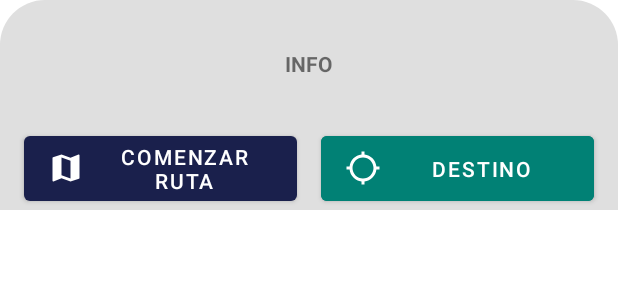
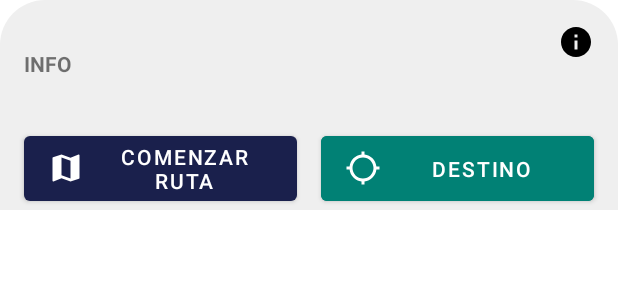
Before and after one commit to chrismagaa/OperadoresFuneraria, an Android app: the layout bottom_sheet_info.xml on its own in the app's theme, with its tools: preview values and no code run, on a phone screen of 412 x 824 dp. Shown: the top 300 px of the screen. Run offline under Robolectric (Android 15) with nearby library versions, the phone set to English and light mode, and no system bars; network calls fail.

Commit message:
show info service

```diff
--- a/app/src/main/java/com/pabs/operadores_funeraria/utils/MessageFactory.kt
+++ b/app/src/main/java/com/pabs/operadores_funeraria/utils/MessageFactory.kt
@@ -36,7 +36,7 @@ object MessageFactory {
                 return AlertDialog.Builder(context)
                     .setTitle(title)
                     .setMessage(message)
-                    .setPositiveButton(negativeText) { dialog, _ ->
+                    .setPositiveButton(positiveText) { dialog, _ ->
                         onClickPositiveButton()
                         dialog.dismiss()
                     }
--- /dev/null
+++ b/app/src/main/res/drawable/baseline_info_24.xml
@@ -0,0 +1,5 @@
+<vector android:height="24dp" android:tint="#000000"
+    android:viewportHeight="24" android:viewportWidth="24"
+    android:width="24dp" xmlns:android="http://schemas.android.com/apk/res/android">
+    <path android:fillColor="@android:color/white" android:pathData="M12,2C6.48,2 2,6.48 2,12s4.48,10 10,10 10,-4.48 10,-10S17.52,2 12,2zM13,17h-2v-6h2v6zM13,9h-2L11,7h2v2z"/>
+</vector>
--- a/app/src/main/res/drawable/rounded_dialog_sheet.xml
+++ b/app/src/main/res/drawable/rounded_dialog_sheet.xml
@@ -2,7 +2,7 @@
 <shape xmlns:android="http://schemas.android.com/apk/res/android"
     android:shape="rectangle">
 
-    <solid android:color="#DFDFDF"/>
+    <solid android:color="#EFEFEF"/>
     <corners android:topLeftRadius="30dp"
         android:topRightRadius="30dp"/>
 
--- a/app/src/main/res/layout/bottom_sheet_info.xml
+++ b/app/src/main/res/layout/bottom_sheet_info.xml
@@ -14,12 +14,10 @@
         android:layout_width="0dp"
         android:layout_height="wrap_content"
         android:layout_marginStart="16dp"
-        android:layout_marginEnd="16dp"
         android:text="INFO"
         android:textAlignment="center"
         android:textStyle="bold"
         app:layout_constraintBottom_toTopOf="@+id/btnMaps"
-        app:layout_constraintEnd_toEndOf="parent"
         app:layout_constraintStart_toStartOf="parent"
         app:layout_constraintTop_toTopOf="parent" />
 
@@ -48,4 +46,16 @@
         app:layout_constraintEnd_toEndOf="parent"
         app:layout_constraintStart_toEndOf="@+id/btnMaps"
         app:layout_constraintTop_toTopOf="@+id/btnMaps" />
+
+    <ImageView
+        android:id="@+id/btnInfo"
+        android:layout_width="wrap_content"
+        android:layout_height="wrap_content"
+        android:paddingStart="8dp"
+        android:paddingTop="16dp"
+        android:paddingEnd="16dp"
+        android:paddingBottom="8dp"
+        app:layout_constraintEnd_toEndOf="parent"
+        app:layout_constraintTop_toTopOf="parent"
+        app:srcCompat="@drawable/baseline_info_24" />
 </androidx.constraintlayout.widget.ConstraintLayout>
```
Also changed, not shown: app/src/main/java/com/pabs/operadores_funeraria/ui/main/ui/servicio/ServicioFragment.kt (+16 -0 lines).
